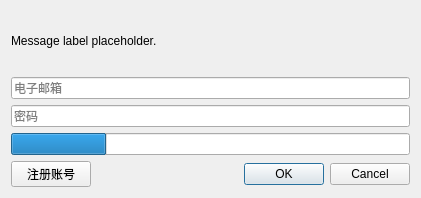
The window that launcher/ui/dialogs/BsLoginDialog.ui (graytoowolf/Launcher-Cracked) describes before a commit, drawn with Qt 5.
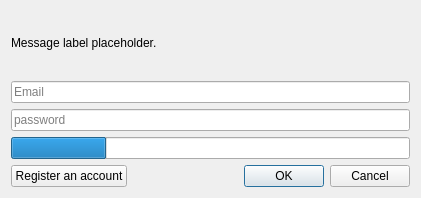
The same window after the commit.

```diff
--- a/launcher/ui/dialogs/BsLoginDialog.ui
+++ b/launcher/ui/dialogs/BsLoginDialog.ui
@@ -36,7 +36,7 @@
    <item>
     <widget class="QLineEdit" name="userTextBox">
      <property name="placeholderText">
-      <string>电子邮箱</string>
+      <string>Email</string>
      </property>
     </widget>
    </item>
@@ -46,7 +46,7 @@
       <enum>QLineEdit::Password</enum>
      </property>
      <property name="placeholderText">
-      <string>密码</string>
+      <string>password</string>
      </property>
     </widget>
    </item>
@@ -68,7 +68,7 @@
      <item>
       <widget class="QPushButton" name="regpushButton">
        <property name="text">
-        <string>注册账号</string>
+        <string>Register an account</string>
        </property>
       </widget>
      </item>
```
Left out of the diff: 2 changed lines with no effect on the pictures.
